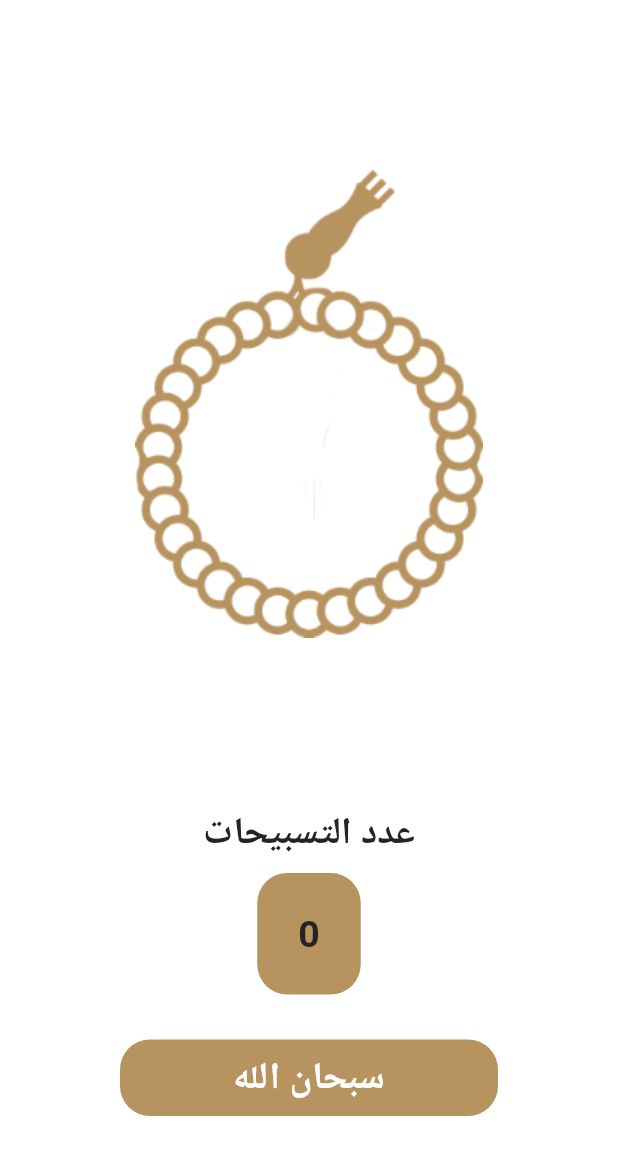
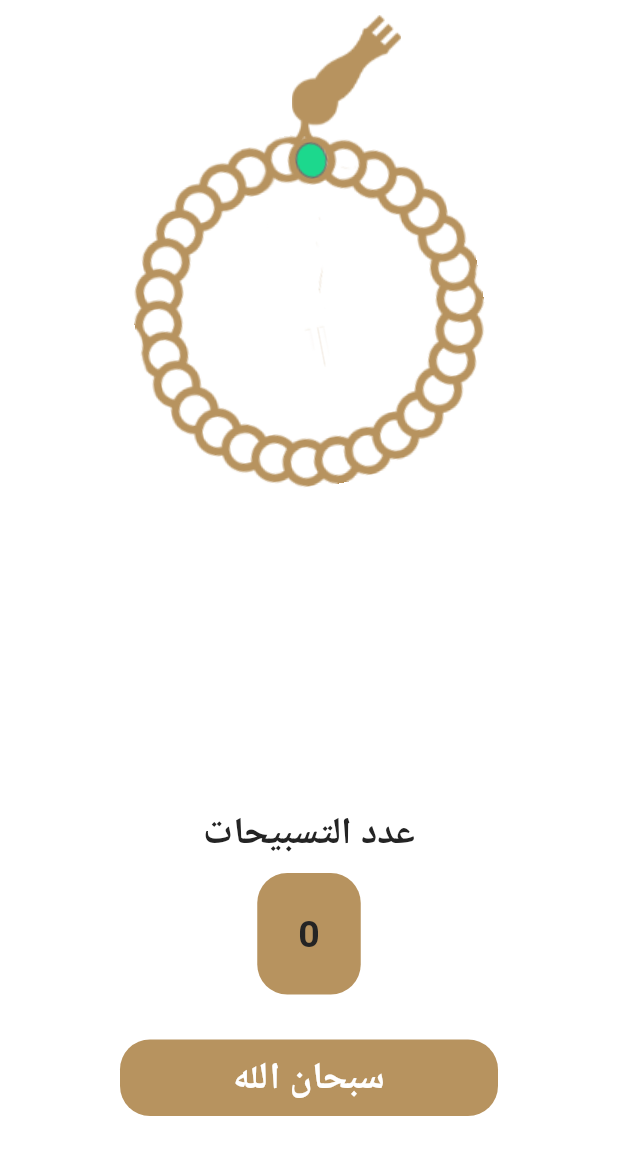
Before and after one commit to mahmoudgamal1704/Islami_App, a Flutter app: the SebhaTab widget shown alone on an empty page, opened directly, on a phone screen of 412 x 824 dp. Shown: the top 1155 px of the screen. Run offline on Flutter 3.47's test engine with Material 2 defaults, Android fonts, the phone set to English and light mode, and no system bars; generated files the repository leaves out were written again.

Commit message:
rotate only body of sebha pic at every press with colored

```diff
--- a/lib/home_screen/sebhatab.dart
+++ b/lib/home_screen/sebhatab.dart
@@ -12,7 +12,8 @@ class SebhaTab extends StatefulWidget {
 class _SebhaTabState extends State<SebhaTab> {
   static int count = 0;
   static int azkarindex = 0;
-  static double degree = 0;
+  static double degree = -10.91;
+
   @override
   Widget build(BuildContext context) {
     return Container(
@@ -20,13 +21,24 @@ class _SebhaTabState extends State<SebhaTab> {
       child: Column(
         children: [
           Expanded(
+            child: Stack(
+              alignment: Alignment.topCenter,
+              children: [
+                Container(
+                  margin: EdgeInsets.only(left: 50,top: 10),
+                  child: Image.asset(
+                      alignment: Alignment.center,
+                      'assets/images/sebhahead.png'),
+                ),
+                Container(
+                  margin: EdgeInsets.only(top: 90),
                   child: InkWell(
                       onTap: () {
                         count++;
-                  degree+=10.91;
+                        degree += 10.91;
                         if (count > 32) {
                           count = 0;
-                    degree=0;
+                          degree = -10.91;
                           azkarindex++;
                           if (azkarindex == AppData.azkar.length) {
                             azkarindex = 0;
@@ -35,9 +47,11 @@ class _SebhaTabState extends State<SebhaTab> {
                         setState(() {});
                       },
                       child: RotationTransition(
-
                           turns: AlwaysStoppedAnimation(degree / 360),
-                    child: Image.asset('assets/images/sebhapic.png'))),
+                          child: Image.asset('assets/images/sebhabodycolored.png'))),
+                ),
+              ],
+            ),
           ),
           Text(
             'عدد التسبيحات',
```
Also changed, not shown: assets/images/2.0x/sebhabodycolored@2x.png (added), assets/images/3.0x/sebhabodycolored@3x.png (added), assets/images/sebhabodycolored.png (added). Lines whose indentation alone changed are shown as unchanged.
